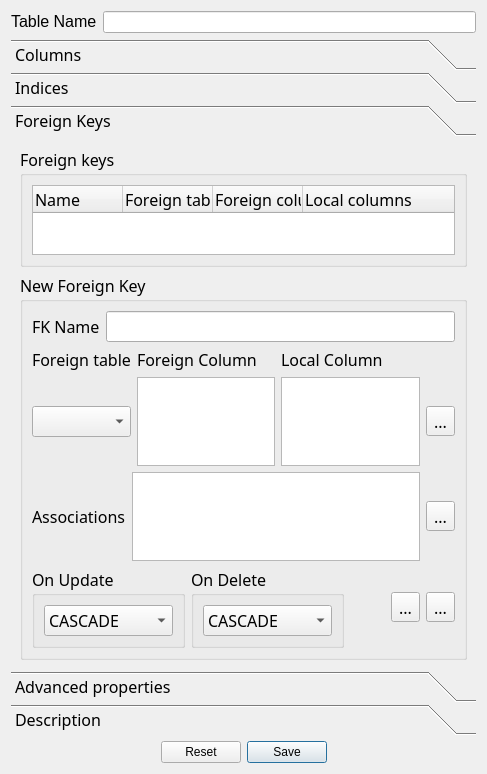
Old version of the form NewTableForm.ui in the repository fritzone/ddm.
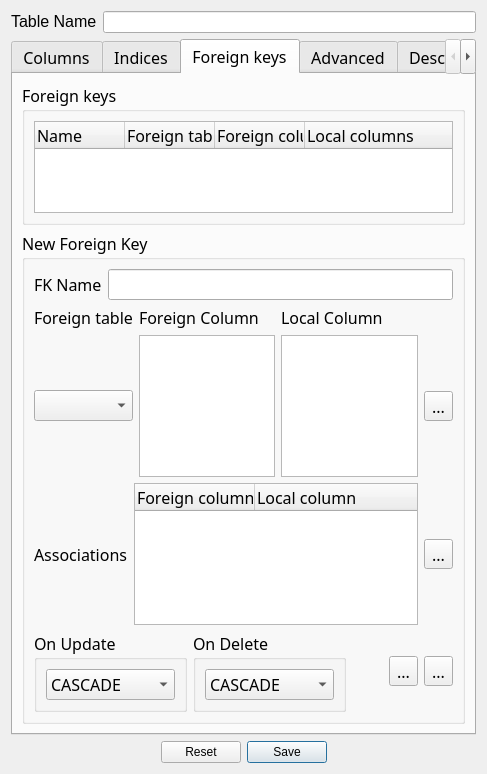
New version of the form. Icons and pictures are not drawn.

```diff
--- a/NewTableForm.ui
+++ b/NewTableForm.ui
@@ -36,7 +36,7 @@
     </layout>
    </item>
    <item>
-    <widget class="QToolBox" name="toolBox">
+    <widget class="QTabWidget" name="tabWidget">
      <property name="font">
       <font>
        <family>Sans Serif</family>
@@ -46,19 +46,8 @@
      <property name="currentIndex">
       <number>2</number>
      </property>
-     <property name="tabSpacing">
-      <number>2</number>
-     </property>
-     <widget class="QWidget" name="page">
-      <property name="geometry">
-       <rect>
-        <x>0</x>
-        <y>0</y>
-        <width>469</width>
-        <height>556</height>
-       </rect>
-      </property>
-      <attribute name="label">
+     <widget class="QWidget" name="tabWidgetPage1">
+      <attribute name="title">
        <string>Columns</string>
       </attribute>
       <layout class="QVBoxLayout" name="verticalLayout_2">
@@ -288,16 +277,8 @@
        </item>
       </layout>
      </widget>
-     <widget class="QWidget" name="page_3">
-      <property name="geometry">
-       <rect>
-        <x>0</x>
-        <y>0</y>
-        <width>469</width>
-        <height>556</height>
-       </rect>
-      </property>
-      <attribute name="label">
+     <widget class="QWidget" name="tabWidgetPage2">
+      <attribute name="title">
        <string>Indices</string>
       </attribute>
       <layout class="QVBoxLayout" name="verticalLayout_3">
@@ -540,17 +521,9 @@
        </item>
       </layout>
      </widget>
-     <widget class="QWidget" name="page_5">
-      <property name="geometry">
-       <rect>
-        <x>0</x>
-        <y>0</y>
-        <width>469</width>
-        <height>556</height>
-       </rect>
-      </property>
-      <attribute name="label">
-       <string>Foreign Keys</string>
+     <widget class="QWidget" name="tabWidgetPage3">
+      <attribute name="title">
+       <string>Foreign keys</string>
       </attribute>
       <layout class="QVBoxLayout" name="verticalLayout_15">
        <item>
@@ -676,7 +649,33 @@
              </widget>
             </item>
             <item>
-             <widget class="QListWidget" name="listWidget_3"/>
+             <widget class="QTreeWidget" name="lstForeignKeyAssociations">
+              <property name="rootIsDecorated">
+               <bool>false</bool>
+              </property>
+              <property name="itemsExpandable">
+               <bool>false</bool>
+              </property>
+              <property name="expandsOnDoubleClick">
+               <bool>false</bool>
+              </property>
+              <attribute name="headerDefaultSectionSize">
+               <number>120</number>
+              </attribute>
+              <attribute name="headerDefaultSectionSize">
+               <number>120</number>
+              </attribute>
+              <column>
+               <property name="text">
+                <string>Foreign column</string>
+               </property>
+              </column>
+              <column>
+               <property name="text">
+                <string>Local column</string>
+               </property>
+              </column>
+             </widget>
             </item>
             <item>
              <widget class="QToolButton" name="toolButton_11">
@@ -815,17 +814,9 @@
        </item>
       </layout>
      </widget>
-     <widget class="QWidget" name="page_2">
-      <property name="geometry">
-       <rect>
-        <x>0</x>
-        <y>0</y>
-        <width>469</width>
-        <height>556</height>
-       </rect>
-      </property>
-      <attribute name="label">
-       <string>Advanced properties</string>
+     <widget class="QWidget" name="tabWidgetPage4">
+      <attribute name="title">
+       <string>Advanced</string>
       </attribute>
       <layout class="QFormLayout" name="formLayout_2">
        <property name="fieldGrowthPolicy">
@@ -860,16 +851,8 @@
        </item>
       </layout>
      </widget>
-     <widget class="QWidget" name="page_4">
-      <property name="geometry">
-       <rect>
-        <x>0</x>
-        <y>0</y>
-        <width>469</width>
-        <height>556</height>
-       </rect>
-      </property>
-      <attribute name="label">
+     <widget class="QWidget" name="tabWidgetPage5">
+      <attribute name="title">
        <string>Description</string>
       </attribute>
       <layout class="QFormLayout" name="formLayout_5">
```
Left out of the diff: 179 changed lines with no effect on the pictures.
